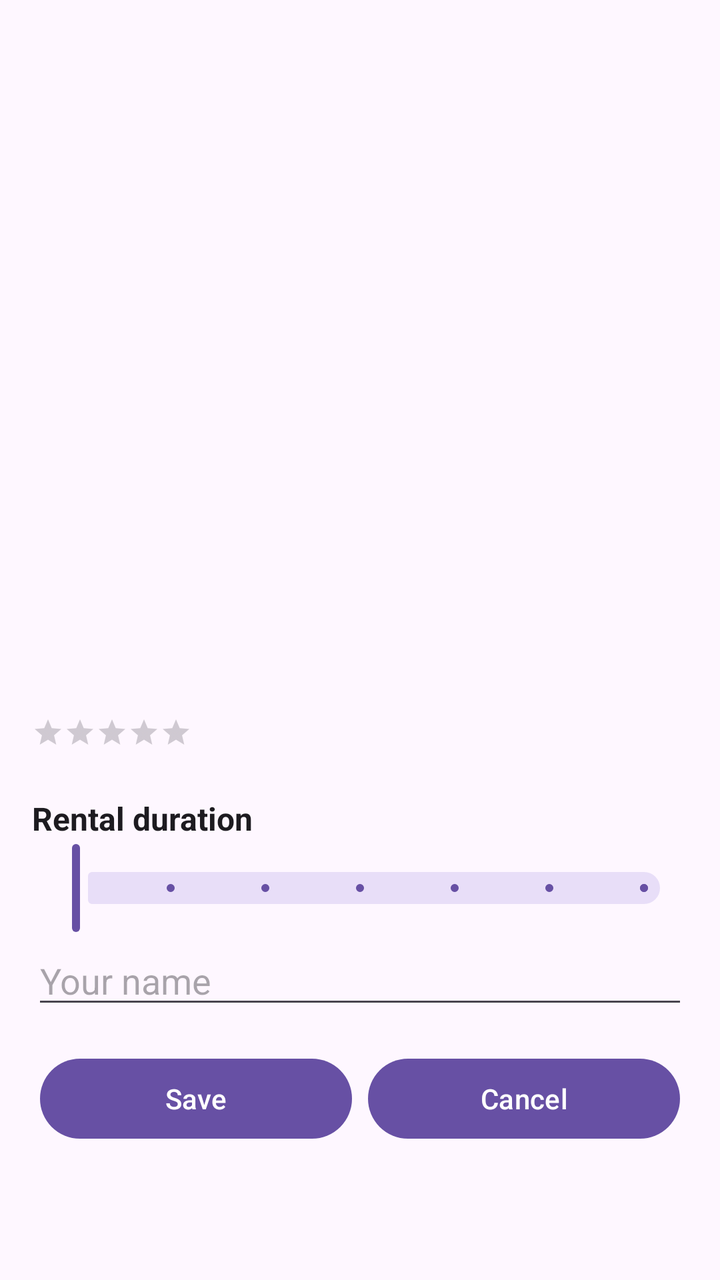
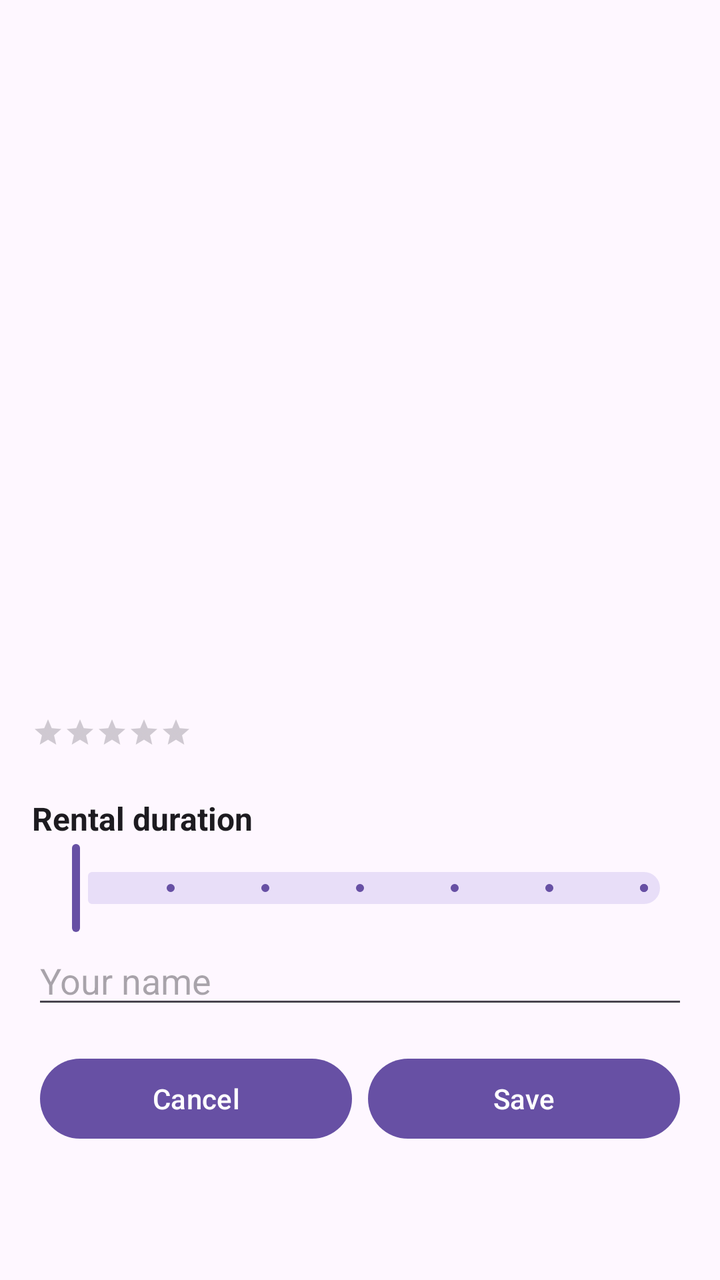

Compare the two renders of this Android layout. The source of the first and the diff that turns it into the second are given below.
<!-- AndroidManifest.xml: application theme Theme.CarRental -->
<!-- res/layout/activity_details.xml -->
<?xml version="1.0" encoding="utf-8"?>
<ScrollView xmlns:android="http://schemas.android.com/apk/res/android"
    android:layout_width="match_parent"
    android:layout_height="match_parent"
    android:background="?attr/colorSurface">

    <LinearLayout
        android:layout_width="match_parent"
        android:layout_height="wrap_content"
        android:orientation="vertical"
        android:padding="16dp">

        <ImageView
            android:id="@+id/carImage"
            android:layout_width="match_parent"
            android:layout_height="200dp"
            android:contentDescription="Car photo"
            android:scaleType="centerCrop" />

        <TextView
            android:id="@+id/carName"
            style="@style/DetailText"
            android:layout_width="match_parent"
            android:layout_height="wrap_content"
            android:layout_marginTop="12dp"
            android:textSize="24sp"
            android:textStyle="bold" />

        <TextView
            android:id="@+id/totalText"
            style="@style/DetailText"
            android:layout_width="match_parent"
            android:layout_height="wrap_content"
            android:textColor="?attr/colorPrimary"
            android:textSize="28sp"
            android:textStyle="bold" />

        <TextView
            android:id="@+id/balanceInfo"
            style="@style/DetailText"
            android:layout_width="match_parent"
            android:layout_height="wrap_content"
            android:textSize="14sp" />

        <TextView
            android:id="@+id/carDetails"
            style="@style/DetailText"
            android:layout_width="match_parent"
            android:layout_height="wrap_content"
            android:layout_marginTop="12dp" />

        <RatingBar
            android:id="@+id/ratingBar"
            style="?android:attr/ratingBarStyleSmall"
            android:layout_width="wrap_content"
            android:layout_height="wrap_content"
            android:isIndicator="true"
            android:numStars="5"
            android:stepSize="0.5" />

        <LinearLayout
            android:layout_width="match_parent"
            android:layout_height="wrap_content"
            android:layout_marginTop="20dp"
            android:orientation="horizontal">

            <TextView
                style="@style/DetailText"
                android:layout_width="0dp"
                android:layout_height="wrap_content"
                android:layout_weight="1"
                android:text="Rental duration"
                android:textStyle="bold" />

            <TextView
                android:id="@+id/daysLabel"
                style="@style/DetailText"
                android:layout_width="wrap_content"
                android:layout_height="wrap_content"
                android:textColor="?attr/colorPrimary"
                android:textStyle="bold" />
        </LinearLayout>

        <com.google.android.material.slider.Slider
            android:id="@+id/daysSlider"
            android:layout_width="match_parent"
            android:layout_height="wrap_content"
            android:stepSize="1"
            android:value="1"
            android:valueFrom="1"
            android:valueTo="7" />

        <EditText
            android:id="@+id/renterName"
            android:layout_width="match_parent"
            android:layout_height="wrap_content"
            android:autofillHints="name"
            android:hint="Your name"
            android:inputType="textPersonName" />

        <LinearLayout
            android:layout_width="match_parent"
            android:layout_height="wrap_content"
            android:layout_marginTop="12dp"
            android:orientation="horizontal">

            <Button
                android:id="@+id/saveButton"
                style="@style/ActionButton"
                android:layout_width="0dp"
                android:layout_height="wrap_content"
                android:layout_weight="1"
                android:text="Save" />

            <Button
                android:id="@+id/cancelButton"
                style="@style/ActionButton"
                android:layout_width="0dp"
                android:layout_height="wrap_content"
                android:layout_weight="1"
                android:text="Cancel" />
        </LinearLayout>
    </LinearLayout>
</ScrollView>
<!-- resources referenced by this layout -->
<resources>
  <style name="ActionButton" parent="Widget.Material3.Button">
          <item name="android:layout_margin">4dp</item>
          <item name="android:textAllCaps">false</item>
      </style>
  <style name="DetailText">
          <item name="android:textSize">16sp</item>
          <item name="android:textColor">?attr/colorOnSurface</item>
          <item name="android:layout_marginTop">4dp</item>
      </style>
  <style name="Theme.CarRental" parent="Theme.Material3.DayNight.NoActionBar" />
</resources>

<!-- the commit's change to res/layout/activity_details.xml (unified diff, before → after) -->
@@ -1,8 +1,7 @@
 <?xml version="1.0" encoding="utf-8"?>
 <ScrollView xmlns:android="http://schemas.android.com/apk/res/android"
     android:layout_width="match_parent"
-    android:layout_height="match_parent"
-    android:background="?attr/colorSurface">
+    android:layout_height="match_parent">
 
     <LinearLayout
         android:layout_width="match_parent"
@@ -105,20 +104,20 @@
             android:orientation="horizontal">
 
             <Button
+                android:id="@+id/cancelButton"
+                style="@style/ActionButton"
+                android:layout_width="0dp"
+                android:layout_height="wrap_content"
+                android:layout_weight="1"
+                android:text="Cancel" />
+
+            <Button
                 android:id="@+id/saveButton"
                 style="@style/ActionButton"
                 android:layout_width="0dp"
                 android:layout_height="wrap_content"
                 android:layout_weight="1"
                 android:text="Save" />
-
-            <Button
-                android:id="@+id/cancelButton"
-                style="@style/ActionButton"
-                android:layout_width="0dp"
-                android:layout_height="wrap_content"
-                android:layout_weight="1"
-                android:text="Cancel" />
         </LinearLayout>
     </LinearLayout>
 </ScrollView>
